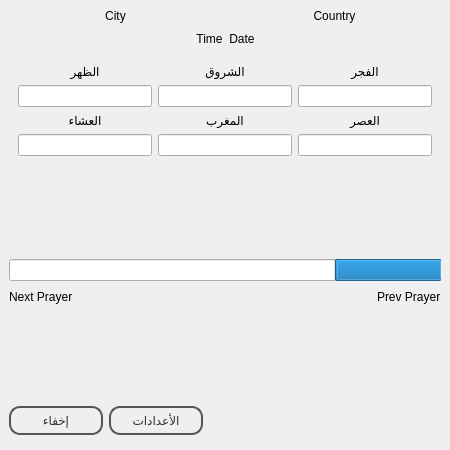
First picture: the form in ui/MainWindow.ui, repository a-atalla/azan, before the edit.
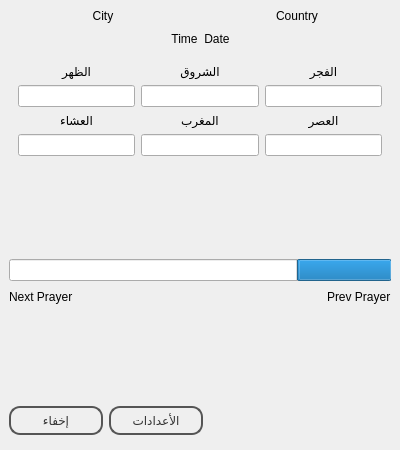
Second picture: the form after the edit. Icons and pictures are not drawn.

```diff
--- a/ui/MainWindow.ui
+++ b/ui/MainWindow.ui
@@ -6,7 +6,7 @@
    <rect>
     <x>0</x>
     <y>0</y>
-    <width>450</width>
+    <width>400</width>
     <height>450</height>
    </rect>
   </property>
@@ -18,13 +18,13 @@
   </property>
   <property name="minimumSize">
    <size>
-    <width>450</width>
+    <width>400</width>
     <height>450</height>
    </size>
   </property>
   <property name="maximumSize">
    <size>
-    <width>450</width>
+    <width>400</width>
     <height>450</height>
    </size>
   </property>
```
